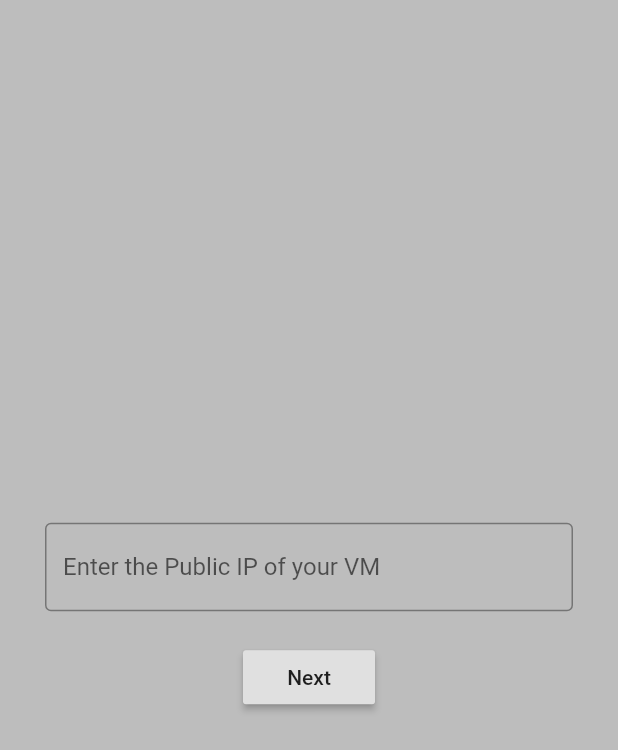
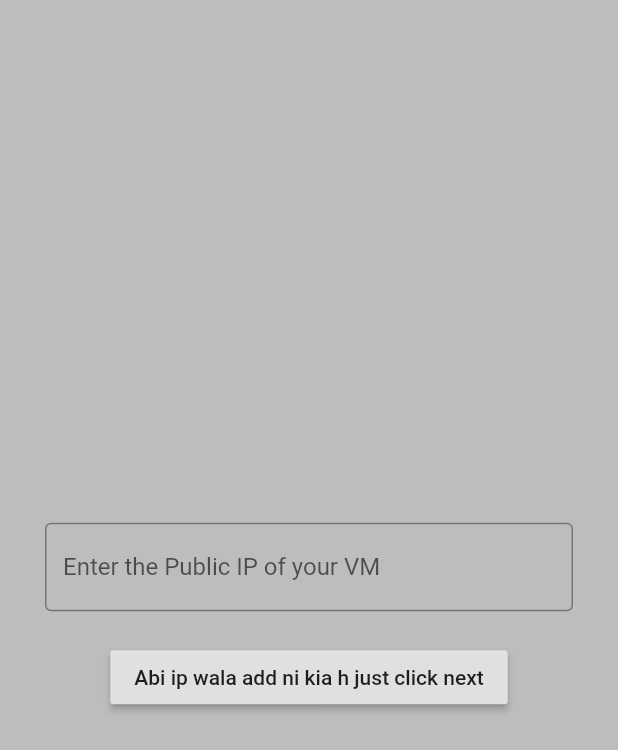
Before and after one commit to gauravmehta13/Remote_Management_App, a Flutter app: the IpAddress screen opened by its route, on a phone screen of 412 x 824 dp. Shown: the top 750 px of the screen. Run offline on Flutter 3.47's test engine with Material 2 defaults, Android fonts, the phone set to English and light mode, and no system bars; our stand-ins replace fluttertoast; network calls fail.

Commit message:
minor fixes

```diff
--- a/lib/Screens/Ask Ip.dart
+++ b/lib/Screens/Ask Ip.dart
@@ -31,7 +31,7 @@ class _IpAddressState extends State<IpAddress> {
                   height: 20,
                 ),
                 RaisedButton(
-                  child: Text('Next'),
+                  child: Text('Abi ip wala add ni kia h just click next'),
                   onPressed: () {
                     print(ipaddr);
                     Navigator.push(
```
